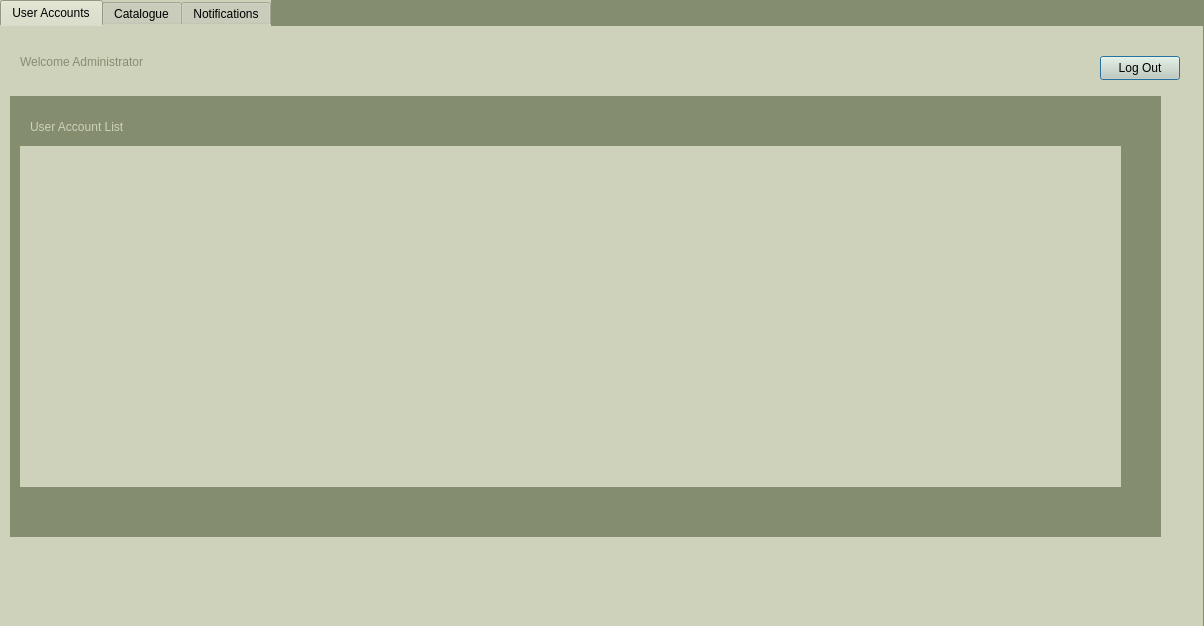
This is LibraryApp/adminwindow.ui in peterjmen/106.2_library_system as Qt 5 draws it before an edit. The edited form follows.
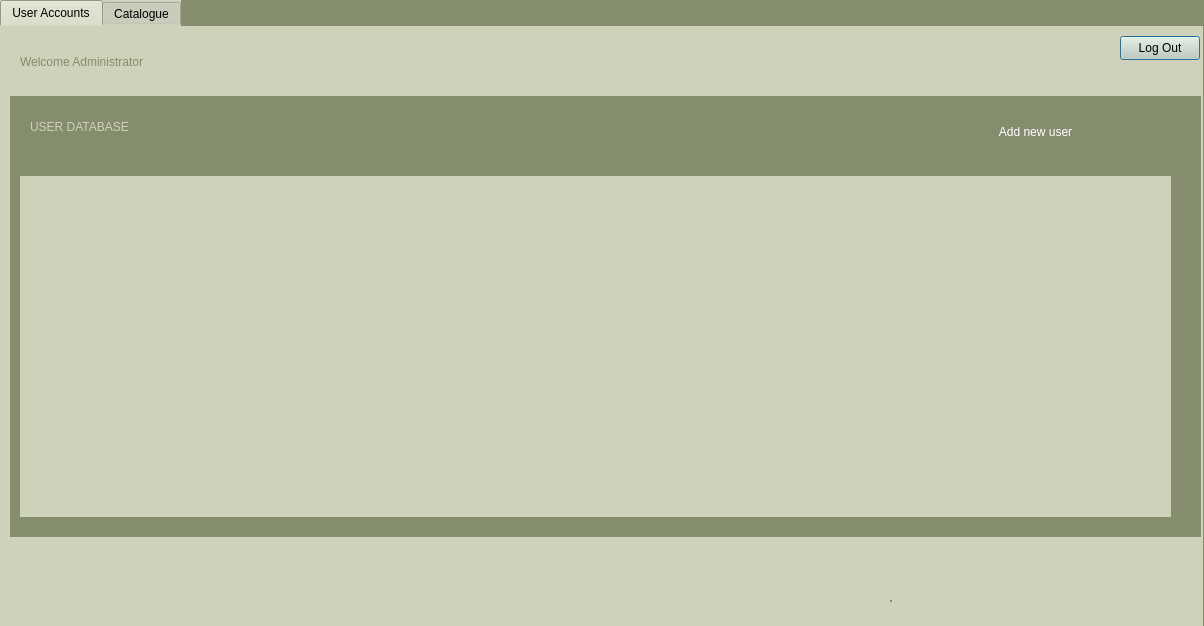
This is the edited form. The open tabs and pages were chosen to show the change.

What changed in the file:
```diff
--- a/LibraryApp/adminwindow.ui
+++ b/LibraryApp/adminwindow.ui
@@ -10,6 +10,421 @@
     <height>626</height>
    </rect>
   </property>
+  <property name="palette">
+   <palette>
+    <active>
+     <colorrole role="WindowText">
+      <brush brushstyle="SolidPattern">
+       <color alpha="255">
+        <red>0</red>
+        <green>0</green>
+        <blue>0</blue>
+       </color>
+      </brush>
+     </colorrole>
+     <colorrole role="Button">
+      <brush brushstyle="SolidPattern">
+       <color alpha="255">
+        <red>245</red>
+        <green>244</green>
+        <blue>255</blue>
+       </color>
+      </brush>
+     </colorrole>
+     <colorrole role="Light">
+      <brush brushstyle="SolidPattern">
+       <color alpha="255">
+        <red>255</red>
+        <green>255</green>
+        <blue>255</blue>
+       </color>
+      </brush>
+     </colorrole>
+     <colorrole role="Midlight">
+      <brush brushstyle="SolidPattern">
+       <color alpha="255">
+        <red>250</red>
+        <green>249</green>
+        <blue>255</blue>
+       </color>
+      </brush>
+     </colorrole>
+     <colorrole role="Dark">
+      <brush brushstyle="SolidPattern">
+       <color alpha="255">
+        <red>122</red>
+        <green>122</green>
+        <blue>127</blue>
+       </color>
+      </brush>
+     </colorrole>
+     <colorrole role="Mid">
+      <brush brushstyle="SolidPattern">
+       <color alpha="255">
+        <red>163</red>
+        <green>163</green>
+        <blue>170</blue>
+       </color>
+      </brush>
+     </colorrole>
+     <colorrole role="Text">
+      <brush brushstyle="SolidPattern">
+       <color alpha="255">
+        <red>0</red>
+        <green>0</green>
+        <blue>0</blue>
+       </color>
+      </brush>
+     </colorrole>
+     <colorrole role="BrightText">
+      <brush brushstyle="SolidPattern">
+       <color alpha="255">
+        <red>255</red>
+        <green>255</green>
+        <blue>255</blue>
+       </color>
+      </brush>
+     </colorrole>
+     <colorrole role="ButtonText">
+      <brush brushstyle="SolidPattern">
+       <color alpha="255">
+        <red>0</red>
+        <green>0</green>
+        <blue>0</blue>
+       </color>
+      </brush>
+     </colorrole>
+     <colorrole role="Base">
+      <brush brushstyle="SolidPattern">
+       <color alpha="255">
+        <red>255</red>
+        <green>255</green>
+        <blue>255</blue>
+       </color>
+      </brush>
+     </colorrole>
+     <colorrole role="Window">
+      <brush brushstyle="SolidPattern">
+       <color alpha="255">
+        <red>245</red>
+        <green>244</green>
+        <blue>255</blue>
+       </color>
+      </brush>
+     </colorrole>
+     <colorrole role="Shadow">
+      <brush brushstyle="SolidPattern">
+       <color alpha="255">
+        <red>0</red>
+        <green>0</green>
+        <blue>0</blue>
+       </color>
+      </brush>
+     </colorrole>
+     <colorrole role="AlternateBase">
+      <brush brushstyle="SolidPattern">
+       <color alpha="255">
+        <red>250</red>
+        <green>249</green>
+        <blue>255</blue>
+       </color>
+      </brush>
+     </colorrole>
+     <colorrole role="ToolTipBase">
+      <brush brushstyle="SolidPattern">
+       <color alpha="255">
+        <red>255</red>
+        <green>255</green>
+        <blue>220</blue>
+       </color>
+      </brush>
+     </colorrole>
+     <colorrole role="ToolTipText">
+      <brush brushstyle="SolidPattern">
+       <color alpha="255">
+        <red>0</red>
+        <green>0</green>
+        <blue>0</blue>
+       </color>
+      </brush>
+     </colorrole>
+    </active>
+    <inactive>
+     <colorrole role="WindowText">
+      <brush brushstyle="SolidPattern">
+       <color alpha="255">
+        <red>208</red>
+        <green>208</green>
+        <blue>208</blue>
+       </color>
+      </brush>
+     </colorrole>
+     <colorrole role="Button">
+      <brush brushstyle="SolidPattern">
+       <color alpha="255">
+        <red>64</red>
+        <green>65</green>
+        <blue>66</blue>
+       </color>
+      </brush>
+     </colorrole>
+     <colorrole role="Light">
+      <brush brushstyle="SolidPattern">
+       <color alpha="255">
+        <red>255</red>
+        <green>255</green>
+        <blue>255</blue>
+       </color>
+      </brush>
+     </colorrole>
+     <colorrole role="Midlight">
+      <brush brushstyle="SolidPattern">
+       <color alpha="255">
+        <red>227</red>
+        <green>227</green>
+        <blue>227</blue>
+       </color>
+      </brush>
+     </colorrole>
+     <colorrole role="Dark">
+      <brush brushstyle="SolidPattern">
+       <color alpha="255">
+        <red>64</red>
+        <green>65</green>
+        <blue>66</blue>
+       </color>
+      </brush>
+     </colorrole>
+     <colorrole role="Mid">
+      <brush brushstyle="SolidPattern">
+       <color alpha="255">
+        <red>160</red>
+        <green>160</green>
+        <blue>160</blue>
+       </color>
+      </brush>
+     </colorrole>
+     <colorrole role="Text">
+      <brush brushstyle="SolidPattern">
+       <color alpha="255">
+        <red>208</red>
+        <green>208</green>
+        <blue>208</blue>
+       </color>
+      </brush>
+     </colorrole>
+     <colorrole role="BrightText">
+      <brush brushstyle="SolidPattern">
+       <color alpha="255">
+        <red>255</red>
+        <green>51</green>
+        <blue>51</blue>
+       </color>
+      </brush>
+     </colorrole>
+     <colorrole role="ButtonText">
+      <brush brushstyle="SolidPattern">
+       <color alpha="255">
+        <red>208</red>
+        <green>208</green>
+        <blue>208</blue>
+       </color>
+      </brush>
+     </colorrole>
+     <colorrole role="Base">
+      <brush brushstyle="SolidPattern">
+       <color alpha="255">
+        <red>46</red>
+        <green>47</green>
+        <blue>48</blue>
+       </color>
+      </brush>
+     </colorrole>
+     <colorrole role="Window">
+      <brush brushstyle="SolidPattern">
+       <color alpha="255">
+        <red>46</red>
+        <green>47</green>
+        <blue>48</blue>
+       </color>
+      </brush>
+     </colorrole>
+     <colorrole role="Shadow">
+      <brush brushstyle="SolidPattern">
+       <color alpha="255">
+        <red>105</red>
+        <green>105</green>
+        <blue>105</blue>
+       </color>
+      </brush>
+     </colorrole>
+     <colorrole role="AlternateBase">
+      <brush brushstyle="SolidPattern">
+       <color alpha="255">
+        <red>53</red>
+        <green>54</green>
+        <blue>55</blue>
+       </color>
+      </brush>
+     </colorrole>
+     <colorrole role="ToolTipBase">
+      <brush brushstyle="SolidPattern">
+       <color alpha="255">
+        <red>64</red>
+        <green>65</green>
+        <blue>66</blue>
+       </color>
+      </brush>
+     </colorrole>
+     <colorrole role="ToolTipText">
+      <brush brushstyle="SolidPattern">
+       <color alpha="255">
+        <red>208</red>
+        <green>208</green>
+        <blue>208</blue>
+       </color>
+      </brush>
+     </colorrole>
+    </inactive>
+    <disabled>
+     <colorrole role="WindowText">
+      <brush brushstyle="SolidPattern">
+       <color alpha="255">
+        <red>122</red>
+        <green>122</green>
+        <blue>127</blue>
+       </color>
+      </brush>
+     </colorrole>
+     <colorrole role="Button">
+      <brush brushstyle="SolidPattern">
+       <color alpha="255">
+        <red>245</red>
+        <green>244</green>
+        <blue>255</blue>
+       </color>
+      </brush>
+     </colorrole>
+     <colorrole role="Light">
+      <brush brushstyle="SolidPattern">
+       <color alpha="255">
+        <red>255</red>
+        <green>255</green>
+        <blue>255</blue>
+       </color>
+      </brush>
+     </colorrole>
+     <colorrole role="Midlight">
+      <brush brushstyle="SolidPattern">
+       <color alpha="255">
+        <red>250</red>
+        <green>249</green>
+        <blue>255</blue>
+       </color>
+      </brush>
+     </colorrole>
+     <colorrole role="Dark">
+      <brush brushstyle="SolidPattern">
+       <color alpha="255">
+        <red>122</red>
+        <green>122</green>
+        <blue>127</blue>
+       </color>
+      </brush>
+     </colorrole>
+     <colorrole role="Mid">
+      <brush brushstyle="SolidPattern">
+       <color alpha="255">
+        <red>163</red>
+        <green>163</green>
+        <blue>170</blue>
+       </color>
+      </brush>
+     </colorrole>
+     <colorrole role="Text">
+      <brush brushstyle="SolidPattern">
+       <color alpha="255">
+        <red>122</red>
+        <green>122</green>
+        <blue>127</blue>
+       </color>
+      </brush>
+     </colorrole>
+     <colorrole role="BrightText">
+      <brush brushstyle="SolidPattern">
+       <color alpha="255">
+        <red>255</red>
+        <green>255</green>
+        <blue>255</blue>
+       </color>
+      </brush>
+     </colorrole>
+     <colorrole role="ButtonText">
+      <brush brushstyle="SolidPattern">
+       <color alpha="255">
+        <red>122</red>
+        <green>122</green>
+        <blue>127</blue>
+       </color>
+      </brush>
+     </colorrole>
+     <colorrole role="Base">
+      <brush brushstyle="SolidPattern">
+       <color alpha="255">
+        <red>245</red>
+        <green>244</green>
+        <blue>255</blue>
+       </color>
+      </brush>
+     </colorrole>
+     <colorrole role="Window">
+      <brush brushstyle="SolidPattern">
+       <color alpha="255">
+        <red>245</red>
+        <green>244</green>
+        <blue>255</blue>
+       </color>
+      </brush>
+     </colorrole>
+     <colorrole role="Shadow">
+      <brush brushstyle="SolidPattern">
+       <color alpha="255">
+        <red>0</red>
+        <green>0</green>
+        <blue>0</blue>
+       </color>
+      </brush>
+     </colorrole>
+     <colorrole role="AlternateBase">
+      <brush brushstyle="SolidPattern">
+       <color alpha="255">
+        <red>53</red>
+        <green>54</green>
+        <blue>55</blue>
+       </color>
+      </brush>
+     </colorrole>
+     <colorrole role="ToolTipBase">
+      <brush brushstyle="SolidPattern">
+       <color alpha="255">
+        <red>64</red>
+        <green>65</green>
+        <blue>66</blue>
+       </color>
+      </brush>
+     </colorrole>
+     <colorrole role="ToolTipText">
+      <brush brushstyle="SolidPattern">
+       <color alpha="255">
+        <red>208</red>
+        <green>208</green>
+        <blue>208</blue>
+       </color>
+      </brush>
+     </colorrole>
+    </disabled>
+   </palette>
+  </property>
   <property name="windowTitle">
    <string>Dialog</string>
   </property>
@@ -43,8 +458,8 @@
     <widget class="QPushButton" name="pushButton_admin_logout">
      <property name="geometry">
       <rect>
-       <x>1100</x>
-       <y>30</y>
+       <x>1120</x>
+       <y>10</y>
        <width>80</width>
        <height>24</height>
       </rect>
@@ -58,7 +473,7 @@
       <rect>
        <x>10</x>
        <y>70</y>
-       <width>1151</width>
+       <width>1191</width>
        <height>441</height>
       </rect>
      </property>
@@ -71,8 +486,8 @@
       <property name="geometry">
        <rect>
         <x>10</x>
-        <y>50</y>
-        <width>1101</width>
+        <y>80</y>
+        <width>1151</width>
         <height>341</height>
        </rect>
       </property>
@@ -104,216 +519,23 @@
       <widget class="QScrollArea" name="accounts_scrollArea">
        <property name="geometry">
         <rect>
-         <x>10</x>
+         <x>0</x>
          <y>10</y>
-         <width>1101</width>
-         <height>331</height>
+         <width>1151</width>
+         <height>351</height>
         </rect>
        </property>
-       <property name="palette">
-        <palette>
-         <active>
-          <colorrole role="WindowText">
-           <brush brushstyle="SolidPattern">
-            <color alpha="255">
-             <red>0</red>
-             <green>0</green>
-             <blue>0</blue>
-            </color>
-           </brush>
-          </colorrole>
-          <colorrole role="Button">
-           <brush brushstyle="SolidPattern">
-            <color alpha="255">
-             <red>206</red>
-             <green>210</green>
-             <blue>186</blue>
-            </color>
-           </brush>
-          </colorrole>
-          <colorrole role="Text">
-           <brush brushstyle="SolidPattern">
-            <color alpha="255">
-             <red>0</red>
-             <green>0</green>
-             <blue>0</blue>
-            </color>
-           </brush>
-          </colorrole>
-          <colorrole role="ButtonText">
-           <brush brushstyle="SolidPattern">
-            <color alpha="255">
-             <red>0</red>
-             <green>0</green>
-             <blue>0</blue>
-            </color>
-           </brush>
-          </colorrole>
-          <colorrole role="Base">
-           <brush brushstyle="SolidPattern">
-            <color alpha="255">
-             <red>206</red>
-             <green>210</green>
-             <blue>186</blue>
-            </color>
-           </brush>
-          </colorrole>
-          <colorrole role="Window">
-           <brush brushstyle="SolidPattern">
-            <color alpha="255">
-             <red>206</red>
-             <green>210</green>
-             <blue>186</blue>
-            </color>
-           </brush>
-          </colorrole>
-          <colorrole role="PlaceholderText">
-           <brush brushstyle="SolidPattern">
-            <color alpha="255">
-             <red>0</red>
-             <green>0</green>
-             <blue>0</blue>
-            </color>
-           </brush>
-          </colorrole>
-         </active>
-         <inactive>
-          <colorrole role="WindowText">
-           <brush brushstyle="SolidPattern">
-            <color alpha="255">
-             <red>0</red>
-             <green>0</green>
-             <blue>0</blue>
-            </color>
-           </brush>
-          </colorrole>
-          <colorrole role="Button">
-           <brush brushstyle="SolidPattern">
-            <color alpha="255">
-             <red>206</red>
-             <green>210</green>
-             <blue>186</blue>
-            </color>
-           </brush>
-          </colorrole>
-          <colorrole role="Text">
-           <brush brushstyle="SolidPattern">
-            <color alpha="255">
-             <red>0</red>
-             <green>0</green>
-             <blue>0</blue>
-            </color>
-           </brush>
-          </colorrole>
-          <colorrole role="ButtonText">
-           <brush brushstyle="SolidPattern">
-            <color alpha="255">
-             <red>0</red>
-             <green>0</green>
-             <blue>0</blue>
-            </color>
-           </brush>
-          </colorrole>
-          <colorrole role="Base">
-           <brush brushstyle="SolidPattern">
-            <color alpha="255">
-             <red>206</red>
-             <green>210</green>
-             <blue>186</blue>
-            </color>
-           </brush>
-          </colorrole>
-          <colorrole role="Window">
-           <brush brushstyle="SolidPattern">
-            <color alpha="255">
-             <red>206</red>
-             <green>210</green>
-             <blue>186</blue>
-            </color>
-           </brush>
-          </colorrole>
-          <colorrole role="PlaceholderText">
-           <brush brushstyle="SolidPattern">
-            <color alpha="255">
-             <red>0</red>
-             <green>0</green>
-             <blue>0</blue>
-            </color>
-           </brush>
-          </colorrole>
-         </inactive>
-         <disabled>
-          <colorrole role="WindowText">
-           <brush brushstyle="SolidPattern">
-            <color alpha="255">
-             <red>0</red>
-             <green>0</green>
-             <blue>0</blue>
-            </color>
-           </brush>
-          </colorrole>
-          <colorrole role="Button">
-           <brush brushstyle="SolidPattern">
-            <color alpha="255">
-             <red>206</red>
-             <green>210</green>
-             <blue>186</blue>
-            </color>
-           </brush>
-          </colorrole>
-          <colorrole role="Text">
-           <brush brushstyle="SolidPattern">
-            <color alpha="255">
-             <red>0</red>
-             <green>0</green>
-             <blue>0</blue>
-            </color>
-           </brush>
-          </colorrole>
-          <colorrole role="ButtonText">
-           <brush brushstyle="SolidPattern">
-            <color alpha="255">
-             <red>0</red>
-             <green>0</green>
-             <blue>0</blue>
-            </color>
-           </brush>
-          </colorrole>
-          <colorrole role="Base">
-           <brush brushstyle="SolidPattern">
-            <color alpha="255">
-             <red>206</red>
-             <green>210</green>
-             <blue>186</blue>
-            </color>
-           </brush>
-          </colorrole>
-          <colorrole role="Window">
-           <brush brushstyle="SolidPattern">
-            <color alpha="255">
-             <red>206</red>
-             <green>210</green>
-             <blue>186</blue>
-            </color>
-           </brush>
-          </colorrole>
-          <colorrole role="PlaceholderText">
-           <brush brushstyle="SolidPattern">
-            <color alpha="255">
-             <red>0</red>
-             <green>0</green>
-             <blue>0</blue>
-            </color>
-           </brush>
-          </colorrole>
-         </disabled>
-        </palette>
-       </property>
        <property name="autoFillBackground">
         <bool>false</bool>
        </property>
        <property name="styleSheet">
-        <string notr="true">
+        <string notr="true">QscrollArea{
+font: 300 12pt &quot;Segoe UI Light&quot;;
+color: #ffffff;
+border-style: none;
+
+}
+
 QScrollBar:vertical {
 	border: none;
     Background-color: #CED2BA;
@@ -340,8 +562,7 @@
 	border: none;
 	background-color: #858D6F;
 	height: 15px;
-	border-top-left-radius: 7px;
-	border-top-right-radius: 7px;
+
 	subcontrol-position: top;
 	subcontrol-origin: margin;
 }
@@ -357,8 +578,7 @@
 	border: none;
 	background-color: #858D6F;
 	height: 15px;
-	border-bottom-left-radius: 7px;
-	border-bottom-right-radius: 7px;
+
 	subcontrol-position: bottom;
 	subcontrol-origin: margin;
 }
@@ -386,34 +606,43 @@
          <rect>
           <x>0</x>
           <y>0</y>
-          <width>1101</width>
-          <height>331</height>
+          <width>1151</width>
+          <height>351</height>
          </rect>
         </property>
         <widget class="QWidget" name="verticalLayoutWidget_8">
          <property name="geometry">
           <rect>
            <x>10</x>
-           <y>10</y>
-           <width>1061</width>
-           <height>311</height>
+           <y>0</y>
+           <width>1101</width>
+           <height>321</height>
           </rect>
          </property>
-         <layout class="QVBoxLayout" name="accountsVertLayout">
+         <layout class="QHBoxLayout" name="horizontalLayout_2">
+          <property name="spacing">
+           <number>2</number>
+          </property>
           <property name="leftMargin">
-           <number>5</number>
+           <number>10</number>
           </property>
           <property name="topMargin">
-           <number>5</number>
+           <number>10</number>
           </property>
           <property name="rightMargin">
-           <number>5</number>
+           <number>10</number>
           </property>
           <property name="bottomMargin">
-           <number>5</number>
+           <number>10</number>
           </property>
           <item>
-           <layout class="QHBoxLayout" name="horizontalLayout_5">
+           <layout class="QVBoxLayout" name="usernameList"/>
+          </item>
+          <item>
+           <layout class="QVBoxLayout" name="userPasswordList"/>
+          </item>
+          <item>
+           <layout class="QHBoxLayout" name="horizontalLayout_7">
             <property name="leftMargin">
              <number>5</number>
             </property>
@@ -430,14 +659,10 @@
              <layout class="QVBoxLayout" name="userIDList"/>
             </item>
             <item>
-             <layout class="QVBoxLayout" name="usernameList">
-              <property name="sizeConstraint">
-               <enum>QLayout::SetNoConstraint</enum>
-              </property>
-             </layout>
+             <layout class="QVBoxLayout" name="userEditButtons"/>
             </item>
             <item>
-             <layout class="QVBoxLayout" name="userPasswordList"/>
+             <layout class="QVBoxLayout" name="userDeleteButtons"/>
             </item>
            </layout>
           </item>
@@ -446,12 +671,12 @@
        </widget>
       </widget>
      </widget>
-     <widget class="QLabel" name="label_8">
+     <widget class="QLabel" name="label_9">
       <property name="geometry">
        <rect>
         <x>20</x>
         <y>20</y>
-        <width>471</width>
+        <width>191</width>
         <height>21</height>
        </rect>
       </property>
@@ -462,7 +687,225 @@
 </string>
       </property>
       <property name="text">
-       <string>User Account List</string>
+       <string>USER DATABASE</string>
+      </property>
+     </widget>
+     <widget class="QPushButton" name="addUserButton">
+      <property name="geometry">
+       <rect>
+        <x>940</x>
+        <y>20</y>
+        <width>171</width>
+        <height>31</height>
+       </rect>
+      </property>
+      <property name="palette">
+       <palette>
+        <active>
+         <colorrole role="WindowText">
+          <brush brushstyle="SolidPattern">
+           <color alpha="255">
+            <red>255</red>
+            <green>255</green>
+            <blue>255</blue>
+           </color>
+          </brush>
+         </colorrole>
+         <colorrole role="Button">
+          <brush brushstyle="SolidPattern">
+           <color alpha="255">
+            <red>133</red>
+            <green>141</green>
+            <blue>111</blue>
+           </color>
+          </brush>
+         </colorrole>
+         <colorrole role="Text">
+          <brush brushstyle="SolidPattern">
+           <color alpha="255">
+            <red>255</red>
+            <green>255</green>
+            <blue>255</blue>
+           </color>
+          </brush>
+         </colorrole>
+         <colorrole role="ButtonText">
+          <brush brushstyle="SolidPattern">
+           <color alpha="255">
+            <red>255</red>
+            <green>255</green>
+            <blue>255</blue>
+           </color>
+          </brush>
+         </colorrole>
+         <colorrole role="Base">
+          <brush brushstyle="SolidPattern">
+           <color alpha="255">
+            <red>133</red>
+            <green>141</green>
+            <blue>111</blue>
+           </color>
+          </brush>
+         </colorrole>
+         <colorrole role="Window">
+          <brush brushstyle="SolidPattern">
+           <color alpha="255">
+            <red>133</red>
+            <green>141</green>
+            <blue>111</blue>
+           </color>
+          </brush>
+         </colorrole>
+         <colorrole role="PlaceholderText">
+          <brush brushstyle="SolidPattern">
+           <color alpha="255">
+            <red>255</red>
+            <green>255</green>
+            <blue>255</blue>
+           </color>
+          </brush>
+         </colorrole>
+        </active>
+        <inactive>
+         <colorrole role="WindowText">
+          <brush brushstyle="SolidPattern">
+           <color alpha="255">
+            <red>255</red>
+            <green>255</green>
+            <blue>255</blue>
+           </color>
+          </brush>
+         </colorrole>
+         <colorrole role="Button">
+          <brush brushstyle="SolidPattern">
+           <color alpha="255">
+            <red>133</red>
+            <green>141</green>
+            <blue>111</blue>
+           </color>
+          </brush>
+         </colorrole>
+         <colorrole role="Text">
+          <brush brushstyle="SolidPattern">
+           <color alpha="255">
+            <red>255</red>
+            <green>255</green>
+            <blue>255</blue>
+           </color>
+          </brush>
+         </colorrole>
+         <colorrole role="ButtonText">
+          <brush brushstyle="SolidPattern">
+           <color alpha="255">
+            <red>255</red>
+            <green>255</green>
+            <blue>255</blue>
+           </color>
+          </brush>
+         </colorrole>
+         <colorrole role="Base">
+          <brush brushstyle="SolidPattern">
+           <color alpha="255">
+            <red>133</red>
+            <green>141</green>
+            <blue>111</blue>
+           </color>
+          </brush>
+         </colorrole>
+         <colorrole role="Window">
+          <brush brushstyle="SolidPattern">
+           <color alpha="255">
+            <red>133</red>
+            <green>141</green>
+            <blue>111</blue>
+           </color>
+          </brush>
+         </colorrole>
+         <colorrole role="PlaceholderText">
+          <brush brushstyle="SolidPattern">
+           <color alpha="255">
+            <red>255</red>
+            <green>255</green>
+            <blue>255</blue>
+           </color>
+          </brush>
+         </colorrole>
+        </inactive>
+        <disabled>
+         <colorrole role="WindowText">
+          <brush brushstyle="SolidPattern">
+           <color alpha="255">
+            <red>255</red>
+            <green>255</green>
+            <blue>255</blue>
+           </color>
+          </brush>
+         </colorrole>
+         <colorrole role="Button">
+          <brush brushstyle="SolidPattern">
+           <color alpha="255">
+            <red>133</red>
+            <green>141</green>
+            <blue>111</blue>
+           </color>
+          </brush>
+         </colorrole>
+         <colorrole role="Text">
+          <brush brushstyle="SolidPattern">
+           <color alpha="255">
+            <red>255</red>
+            <green>255</green>
+            <blue>255</blue>
+           </color>
+          </brush>
+         </colorrole>
+         <colorrole role="ButtonText">
+          <brush brushstyle="SolidPattern">
+           <color alpha="255">
+            <red>255</red>
+            <green>255</green>
+            <blue>255</blue>
+           </color>
+          </brush>
+         </colorrole>
+         <colorrole role="Base">
+          <brush brushstyle="SolidPattern">
+           <color alpha="255">
+            <red>133</red>
+            <green>141</green>
+            <blue>111</blue>
+           </color>
+          </brush>
+         </colorrole>
+         <colorrole role="Window">
+          <brush brushstyle="SolidPattern">
+           <color alpha="255">
+            <red>133</red>
+            <green>141</green>
+            <blue>111</blue>
+           </color>
+          </brush>
+         </colorrole>
+         <colorrole role="PlaceholderText">
+          <brush brushstyle="SolidPattern">
+           <color alpha="255">
+            <red>255</red>
+            <green>255</green>
+            <blue>255</blue>
+           </color>
+          </brush>
+         </colorrole>
+        </disabled>
+       </palette>
+      </property>
+      <property name="styleSheet">
+       <string notr="true">background-color:#858D6F ;
+border-radius : 1px;
+font: 300 12pt &quot;Segoe UI Light&quot;;
+color: rgb(255, 255, 255);</string>
+      </property>
+      <property name="text">
+       <string>Add new user</string>
       </property>
      </widget>
     </widget>
@@ -752,382 +1195,17 @@
     <zorder>lineEdit_bookSearchText</zorder>
     <zorder>addBookButton</zorder>
    </widget>
-   <widget class="QWidget" name="tab">
-    <attribute name="title">
-     <string>Notifications</string>
-    </attribute>
-    <widget class="QLabel" name="loggedInUsernameLabel">
-     <property name="geometry">
-      <rect>
-       <x>10</x>
-       <y>10</y>
-       <width>431</width>
-       <height>41</height>
-      </rect>
-     </property>
-     <property name="font">
-      <font>
-       <family>Sitka Banner</family>
-       <pointsize>20</pointsize>
-       <italic>false</italic>
-       <bold>true</bold>
-      </font>
-     </property>
-     <property name="styleSheet">
-      <string notr="true">
-font: 700 20pt &quot;Sitka Banner&quot;;
-color :#858D6F;
-</string>
-     </property>
-     <property name="text">
-      <string>Review all Active notifications</string>
-     </property>
-    </widget>
-    <widget class="QWidget" name="widget_3" native="true">
-     <property name="geometry">
-      <rect>
-       <x>10</x>
-       <y>60</y>
-       <width>1181</width>
-       <height>441</height>
-      </rect>
-     </property>
-     <property name="styleSheet">
-      <string notr="true">background-color:#858D6F; 
-border-style:none  ;
-</string>
-     </property>
-     <widget class="QWidget" name="widget" native="true">
-      <property name="geometry">
-       <rect>
-        <x>10</x>
-        <y>90</y>
-        <width>1161</width>
-        <height>341</height>
-       </rect>
-      </property>
-      <property name="styleSheet">
-       <string notr="true">
-
-
-background-color: #CED2BA;</string>
-      </property>
-      <widget class="QLabel" name="label">
-       <property name="geometry">
-        <rect>
-         <x>10</x>
-         <y>20</y>
-         <width>161</width>
-         <height>31</height>
-        </rect>
-       </property>
-       <property name="styleSheet">
-        <string notr="true">
-font: 700 20pt &quot;Sitka Banner&quot;;
-color :#CED2BA;
-</string>
-       </property>
-       <property name="text">
-        <string>My Books</string>
-       </property>
-      </widget>
-      <widget class="QScrollArea" name="notifScrollArea">
-       <property name="geometry">
-        <rect>
-         <x>10</x>
-         <y>0</y>
-         <width>1151</width>
-         <height>351</height>
-        </rect>
-       </property>
-       <property name="autoFillBackground">
-        <bool>false</bool>
-       </property>
-       <property name="styleSheet">
-        <string notr="true">QscrollArea{
-font: 300 12pt &quot;Segoe UI Light&quot;;
-color: #ffffff;
-border-style: none;
-
-}
-
-QScrollBar:vertical {
-	border: none;
-    Background-color: #CED2BA;
-    width: 14px;
-    margin: 15px 0 15px 0;
-	border-radius: 0px;
- }
-
-/*  HANDLE BAR VERTICAL */
-QScrollBar::handle:vertical {	
-	background-color: #858D6F;
-	min-height: 30px;
-
-}
-QScrollBar::handle:vertical:hover{	
-	background-color:#858D6F;
-}
-QScrollBar::handle:vertical:pressed {	
-	background-color: #858D6F;
-}
-
-/* BTN TOP - SCROLLBAR */
-QScrollBar::sub-line:vertical {
-	border: none;
-	background-color: #858D6F;
-	height: 15px;
-
-	subcontrol-position: top;
-	subcontrol-origin: margin;
-}
-QScrollBar::sub-line:vertical:hover {	
-	background-color:rgb(206, 210, 186);
-}
-QScrollBar::sub-line:vertical:pressed {	
-	background-color: rgb(206, 210, 186);
-}
-
-/* BTN BOTTOM - SCROLLBAR */
-QScrollBar::add-line:vertical {
-	border: none;
-	background-color: #858D6F;
-	height: 15px;
-
-	subcontrol-position: bottom;
-	subcontrol-origin: margin;
-}
-QScrollBar::add-line:vertical:hover {	
-	background-color: rgb(206, 210, 186);
-}
-QScrollBar::add-line:vertical:pressed {	
-	background-color: rgb(206, 210, 186);
-}
-
-/* RESET ARROW */
-QScrollBar::up-arrow:vertical, QScrollBar::down-arrow:vertical {
-	background: none;
-}
-QScrollBar::add-page:vertical, QScrollBar::sub-page:vertical {
-	background: none;
-}
-</string>
-       </property>
-       <property name="widgetResizable">
-        <bool>true</bool>
-       </property>
-       <widget class="QWidget" name="catalogueVertLayout_3">
-        <property name="geometry">
-         <rect>
-          <x>0</x>
-          <y>0</y>
-          <width>1151</width>
-          <height>351</height>
-         </rect>
-        </property>
-        <widget class="QWidget" name="horizontalLayoutWidget_2">
-         <property name="geometry">
-          <rect>
-           <x>0</x>
-           <y>10</y>
-           <width>1121</width>
-           <height>321</height>
-          </rect>
-         </property>
-         <layout class="QHBoxLayout" name="horizontalLayout_3">
-          <property name="spacing">
-           <number>2</number>
-          </property>
-          <property name="leftMargin">
-           <number>10</number>
-          </property>
-          <property name="topMargin">
-           <number>10</number>
-          </property>
-          <property name="rightMargin">
-           <number>10</number>
-          </property>
-          <property name="bottomMargin">
-           <number>10</number>
-          </property>
-          <item>
-           <layout class="QVBoxLayout" name="allBookCovers">
-            <property name="topMargin">
-             <number>0</number>
-            </property>
-            <property name="bottomMargin">
-             <number>0</number>
-            </property>
-           </layout>
-          </item>
-          <item>
-           <layout class="QVBoxLayout" name="allReservedBooksList"/>
-          </item>
-          <item>
-           <layout class="QVBoxLayout" name="allReservedBooksListReservedDate"/>
-          </item>
-          <item>
-           <layout class="QVBoxLayout" name="allReservedBooksListDueDate"/>
-          </item>
-          <item>
-           <layout class="QVBoxLayout" name="allReservedBooksListStatus"/>
-          </item>
-          <item>
-           <layout class="QVBoxLayout" name="allReservedBooksUserName"/>
-          </item>
-          <item>
-           <layout class="QVBoxLayout" name="allReservedBooksListUserID"/>
-          </item>
-         </layout>
-        </widget>
-       </widget>
-      </widget>
-     </widget>
-     <widget class="QLabel" name="label_7">
-      <property name="geometry">
-       <rect>
-        <x>70</x>
-        <y>40</y>
-        <width>71</width>
-        <height>21</height>
-       </rect>
-      </property>
-      <property name="styleSheet">
-       <string notr="true">
-font: 700 20pt &quot;Sitka Banner&quot;;
-color: #CED2BA;
-</string>
-      </property>
-      <property name="text">
-       <string>Book</string>
-      </property>
-     </widget>
-     <widget class="QLabel" name="label_9">
-      <property name="geometry">
-       <rect>
-        <x>350</x>
-        <y>40</y>
-        <width>161</width>
-        <height>21</height>
-       </rect>
-      </property>
-      <property name="styleSheet">
-       <string notr="true">
-font: 700 20pt &quot;Sitka Banner&quot;;
-color: #CED2BA;
-</string>
-      </property>
-      <property name="text">
-       <string>Date Reserved</string>
-      </property>
-     </widget>
-     <widget class="QLabel" name="label_10">
-      <property name="geometry">
-       <rect>
-        <x>540</x>
-        <y>40</y>
-        <width>161</width>
-        <height>21</height>
-       </rect>
-      </property>
-      <property name="styleSheet">
-       <string notr="true">
-font: 700 20pt &quot;Sitka Banner&quot;;
-color: #CED2BA;
-</string>
-      </property>
-      <property name="text">
-       <string>Date Due</string>
-      </property>
-     </widget>
-     <widget class="QLabel" name="label_11">
-      <property name="geometry">
-       <rect>
-        <x>890</x>
-        <y>40</y>
-        <width>61</width>
-        <height>21</height>
-       </rect>
-      </property>
-      <property name="styleSheet">
-       <string notr="true">
-font: 700 20pt &quot;Sitka Banner&quot;;
-color: #CED2BA;
-</string>
-      </property>
-      <property name="text">
-       <string>User</string>
-      </property>
-     </widget>
-     <widget class="QLabel" name="label_12">
-      <property name="geometry">
-       <rect>
-        <x>1040</x>
-        <y>40</y>
-        <width>201</width>
-        <height>21</height>
-       </rect>
-      </property>
-      <property name="styleSheet">
-       <string notr="true">
-font: 700 20pt &quot;Sitka Banner&quot;;
-color: #CED2BA;
-</string>
-      </property>
-      <property name="text">
-       <string>User ID</string>
-      </property>
-     </widget>
-     <widget class="QLabel" name="label_13">
-      <property name="geometry">
-       <rect>
-        <x>710</x>
-        <y>40</y>
-        <width>71</width>
-        <height>21</height>
-       </rect>
-      </property>
-      <property name="styleSheet">
-       <string notr="true">
-font: 700 20pt &quot;Sitka Banner&quot;;
-color: #CED2BA;
-</string>
-      </property>
-      <property name="text">
-       <string>Status</string>
-      </property>
-     </widget>
-     <widget class="QLabel" name="label_14">
-      <property name="geometry">
-       <rect>
-        <x>230</x>
-        <y>40</y>
-        <width>71</width>
-        <height>21</height>
-       </rect>
-      </property>
-      <property name="styleSheet">
-       <string notr="true">
-font: 700 20pt &quot;Sitka Banner&quot;;
-color: #CED2BA;
-</string>
-      </property>
-      <property name="text">
-       <string>Title</string>
-      </property>
-     </widget>
-     <zorder>widget</zorder>
-     <zorder>label_7</zorder>
-     <zorder>label_9</zorder>
-     <zorder>label_10</zorder>
-     <zorder>label_12</zorder>
-     <zorder>label_13</zorder>
-     <zorder>label_11</zorder>
-     <zorder>label_14</zorder>
-    </widget>
-    <zorder>widget_3</zorder>
-    <zorder>loggedInUsernameLabel</zorder>
-   </widget>
+  </widget>
+  <widget class="QWidget" name="layoutWidget">
+   <property name="geometry">
+    <rect>
+     <x>890</x>
+     <y>600</y>
+     <width>2</width>
+     <height>2</height>
+    </rect>
+   </property>
+   <layout class="QVBoxLayout" name="usernameList_2"/>
   </widget>
  </widget>
  <resources/>
```
Left out of the diff: 156 changed lines with no effect on the pictures.
